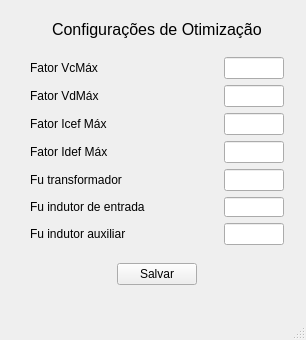
Cbonief/GPCO, file GUI/configOptimizerWindow.ui: the form before one commit.
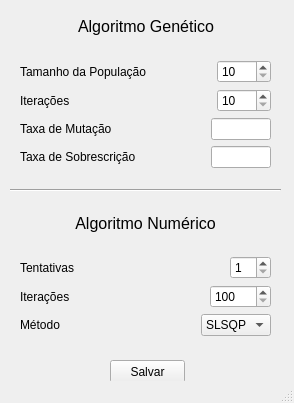
The form after the commit.

Diff of the .ui file:
```diff
--- a/GUI/configOptimizerWindow.ui
+++ b/GUI/configOptimizerWindow.ui
@@ -6,27 +6,228 @@
    <rect>
     <x>0</x>
     <y>0</y>
-    <width>306</width>
-    <height>340</height>
+    <width>294</width>
+    <height>403</height>
    </rect>
   </property>
   <property name="windowTitle">
    <string>MainWindow</string>
   </property>
   <widget class="QWidget" name="centralwidget">
-   <widget class="QWidget" name="layoutWidget">
+   <widget class="Line" name="line">
     <property name="geometry">
      <rect>
-      <x>30</x>
-      <y>20</y>
-      <width>254</width>
-      <height>265</height>
+      <x>10</x>
+      <y>180</y>
+      <width>271</width>
+      <height>20</height>
      </rect>
     </property>
-    <layout class="QVBoxLayout" name="verticalLayout">
+    <property name="orientation">
+     <enum>Qt::Horizontal</enum>
+    </property>
+   </widget>
+   <widget class="QPushButton" name="save_configurations_button">
+    <property name="geometry">
+     <rect>
+      <x>110</x>
+      <y>360</y>
+      <width>75</width>
+      <height>23</height>
+     </rect>
+    </property>
+    <property name="text">
+     <string>Salvar</string>
+    </property>
+   </widget>
+   <widget class="QWidget" name="">
+    <property name="geometry">
+     <rect>
+      <x>20</x>
+      <y>210</y>
+      <width>251</width>
+      <height>126</height>
+     </rect>
+    </property>
+    <layout class="QVBoxLayout" name="verticalLayout_2">
+     <item>
+      <layout class="QHBoxLayout" name="horizontalLayout_9">
+       <item>
+        <spacer name="horizontalSpacer_11">
+         <property name="orientation">
+          <enum>Qt::Horizontal</enum>
+         </property>
+         <property name="sizeHint" stdset="0">
+          <size>
+           <width>32</width>
+           <height>17</height>
+          </size>
+         </property>
+        </spacer>
+       </item>
+       <item>
+        <widget class="QLabel" name="label_2">
+         <property name="text">
+          <string>&lt;html&gt;&lt;head/&gt;&lt;body&gt;&lt;p align=&quot;center&quot;&gt;&lt;span style=&quot; font-size:12pt;&quot;&gt;Algoritmo Numérico&lt;/span&gt;&lt;/p&gt;&lt;/body&gt;&lt;/html&gt;</string>
+         </property>
+        </widget>
+       </item>
+       <item>
+        <spacer name="horizontalSpacer_10">
+         <property name="orientation">
+          <enum>Qt::Horizontal</enum>
+         </property>
+         <property name="sizeHint" stdset="0">
+          <size>
+           <width>32</width>
+           <height>17</height>
+          </size>
+         </property>
+        </spacer>
+       </item>
+      </layout>
+     </item>
+     <item>
+      <spacer name="verticalSpacer_2">
+       <property name="orientation">
+        <enum>Qt::Vertical</enum>
+       </property>
+       <property name="sizeType">
+        <enum>QSizePolicy::Fixed</enum>
+       </property>
+       <property name="sizeHint" stdset="0">
+        <size>
+         <width>249</width>
+         <height>13</height>
+        </size>
+       </property>
+      </spacer>
+     </item>
      <item>
       <layout class="QHBoxLayout" name="horizontalLayout_8">
        <item>
+        <widget class="QLabel" name="label_DeltaVo">
+         <property name="text">
+          <string>Tentativas</string>
+         </property>
+        </widget>
+       </item>
+       <item>
+        <spacer name="horizontalSpacer_7">
+         <property name="orientation">
+          <enum>Qt::Horizontal</enum>
+         </property>
+         <property name="sizeHint" stdset="0">
+          <size>
+           <width>40</width>
+           <height>20</height>
+          </size>
+         </property>
+        </spacer>
+       </item>
+       <item>
+        <widget class="QSpinBox" name="input_tries">
+         <property name="minimum">
+          <number>1</number>
+         </property>
+         <property name="maximum">
+          <number>10</number>
+         </property>
+        </widget>
+       </item>
+      </layout>
+     </item>
+     <item>
+      <layout class="QHBoxLayout" name="horizontalLayout_6">
+       <item>
+        <widget class="QLabel" name="label_JMax">
+         <property name="text">
+          <string>Iterações</string>
+         </property>
+        </widget>
+       </item>
+       <item>
+        <spacer name="horizontalSpacer_8">
+         <property name="orientation">
+          <enum>Qt::Horizontal</enum>
+         </property>
+         <property name="sizeHint" stdset="0">
+          <size>
+           <width>40</width>
+           <height>20</height>
+          </size>
+         </property>
+        </spacer>
+       </item>
+       <item>
+        <widget class="QSpinBox" name="input_iterations">
+         <property name="minimum">
+          <number>100</number>
+         </property>
+         <property name="maximum">
+          <number>10000</number>
+         </property>
+         <property name="singleStep">
+          <number>100</number>
+         </property>
+        </widget>
+       </item>
+      </layout>
+     </item>
+     <item>
+      <layout class="QHBoxLayout" name="horizontalLayout_7">
+       <item>
+        <widget class="QLabel" name="label_DeltaVo_2">
+         <property name="text">
+          <string>Método</string>
+         </property>
+        </widget>
+       </item>
+       <item>
+        <spacer name="horizontalSpacer_9">
+         <property name="orientation">
+          <enum>Qt::Horizontal</enum>
+         </property>
+         <property name="sizeHint" stdset="0">
+          <size>
+           <width>40</width>
+           <height>20</height>
+          </size>
+         </property>
+        </spacer>
+       </item>
+       <item>
+        <widget class="QComboBox" name="method_selector">
+         <property name="sizePolicy">
+          <sizepolicy hsizetype="Fixed" vsizetype="Fixed">
+           <horstretch>0</horstretch>
+           <verstretch>0</verstretch>
+          </sizepolicy>
+         </property>
+         <item>
+          <property name="text">
+           <string>SLSQP</string>
+          </property>
+         </item>
+        </widget>
+       </item>
+      </layout>
+     </item>
+    </layout>
+   </widget>
+   <widget class="QWidget" name="">
+    <property name="geometry">
+     <rect>
+      <x>20</x>
+      <y>13</y>
+      <width>251</width>
+      <height>155</height>
+     </rect>
+    </property>
+    <layout class="QVBoxLayout" name="verticalLayout">
+     <item>
+      <layout class="QHBoxLayout" name="horizontalLayout">
+       <item>
         <spacer name="horizontalSpacer">
          <property name="orientation">
           <enum>Qt::Horizontal</enum>
@@ -42,7 +243,7 @@
        <item>
         <widget class="QLabel" name="label">
          <property name="text">
-          <string>&lt;html&gt;&lt;head/&gt;&lt;body&gt;&lt;p&gt;&lt;span style=&quot; font-size:12pt;&quot;&gt;Configurações de Otimização&lt;/span&gt;&lt;/p&gt;&lt;/body&gt;&lt;/html&gt;</string>
+          <string>&lt;html&gt;&lt;head/&gt;&lt;body&gt;&lt;p align=&quot;center&quot;&gt;&lt;span style=&quot; font-size:12pt;&quot;&gt;Algoritmo Genético&lt;/span&gt;&lt;/p&gt;&lt;/body&gt;&lt;/html&gt;</string>
          </property>
         </widget>
        </item>
@@ -66,20 +267,23 @@
        <property name="orientation">
         <enum>Qt::Vertical</enum>
        </property>
+       <property name="sizeType">
+        <enum>QSizePolicy::Fixed</enum>
+       </property>
        <property name="sizeHint" stdset="0">
         <size>
-         <width>20</width>
-         <height>40</height>
+         <width>249</width>
+         <height>13</height>
         </size>
        </property>
       </spacer>
      </item>
      <item>
-      <layout class="QHBoxLayout" name="horizontalLayout">
+      <layout class="QHBoxLayout" name="horizontalLayout_2">
        <item>
         <widget class="QLabel" name="label_Vin">
          <property name="text">
-          <string>Fator VcMáx</string>
+          <string>Tamanho da População</string>
          </property>
         </widget>
        </item>
@@ -97,23 +301,75 @@
         </spacer>
        </item>
        <item>
-        <widget class="QLineEdit" name="input_fvcmax">
-         <property name="maximumSize">
+        <widget class="QSpinBox" name="input_pop_size">
+         <property name="minimum">
+          <number>10</number>
+         </property>
+         <property name="maximum">
+          <number>1000</number>
+         </property>
+         <property name="singleStep">
+          <number>10</number>
+         </property>
+         <property name="stepType">
+          <enum>QAbstractSpinBox::AdaptiveDecimalStepType</enum>
+         </property>
+        </widget>
+       </item>
+      </layout>
+     </item>
+     <item>
+      <layout class="QHBoxLayout" name="horizontalLayout_5">
+       <item>
+        <widget class="QLabel" name="label_DeltaIin">
+         <property name="text">
+          <string>Iterações</string>
+         </property>
+        </widget>
+       </item>
+       <item>
+        <spacer name="horizontalSpacer_6">
+         <property name="orientation">
+          <enum>Qt::Horizontal</enum>
+         </property>
+         <property name="sizeHint" stdset="0">
           <size>
-           <width>60</width>
-           <height>16777215</height>
+           <width>40</width>
+           <height>20</height>
           </size>
          </property>
+        </spacer>
+       </item>
+       <item>
+        <widget class="QSpinBox" name="input_epochs">
+         <property name="minimum">
+          <number>10</number>
+         </property>
+         <property name="maximum">
+          <number>1000</number>
+         </property>
+         <property name="singleStep">
+          <number>10</number>
+         </property>
+         <property name="stepType">
+          <enum>QAbstractSpinBox::DefaultStepType</enum>
+         </property>
+         <property name="value">
+          <number>10</number>
+         </property>
+         <property name="displayIntegerBase">
+          <number>10</number>
+         </property>
         </widget>
        </item>
       </layout>
      </item>
      <item>
-      <layout class="QHBoxLayout" name="horizontalLayout_2">
+      <layout class="QHBoxLayout" name="horizontalLayout_3">
        <item>
         <widget class="QLabel" name="label_Vo">
          <property name="text">
-          <string>Fator VdMáx</string>
+          <string>Taxa de Mutação</string>
          </property>
         </widget>
        </item>
@@ -131,7 +387,19 @@
         </spacer>
        </item>
        <item>
-        <widget class="QLineEdit" name="input_fdmax">
+        <widget class="QLineEdit" name="input_mutation_rate">
+         <property name="sizePolicy">
+          <sizepolicy hsizetype="Minimum" vsizetype="Fixed">
+           <horstretch>0</horstretch>
+           <verstretch>0</verstretch>
+          </sizepolicy>
+         </property>
+         <property name="minimumSize">
+          <size>
+           <width>0</width>
+           <height>0</height>
+          </size>
+         </property>
          <property name="maximumSize">
           <size>
            <width>60</width>
@@ -143,11 +411,11 @@
       </layout>
      </item>
      <item>
-      <layout class="QHBoxLayout" name="horizontalLayout_3">
+      <layout class="QHBoxLayout" name="horizontalLayout_4">
        <item>
         <widget class="QLabel" name="label_Vo_2">
          <property name="text">
-          <string>Fator Icef Máx</string>
+          <string>Taxa de Sobrescrição</string>
          </property>
         </widget>
        </item>
@@ -165,155 +433,13 @@
         </spacer>
        </item>
        <item>
-        <widget class="QLineEdit" name="input_ficmax">
-         <property name="maximumSize">
-          <size>
-           <width>60</width>
-           <height>16777215</height>
-          </size>
-         </property>
-        </widget>
-       </item>
-      </layout>
-     </item>
-     <item>
-      <layout class="QHBoxLayout" name="horizontalLayout_4">
-       <item>
-        <widget class="QLabel" name="label_DeltaIin">
-         <property name="text">
-          <string>Fator Idef Máx</string>
-         </property>
-        </widget>
-       </item>
-       <item>
-        <spacer name="horizontalSpacer_6">
-         <property name="orientation">
-          <enum>Qt::Horizontal</enum>
-         </property>
-         <property name="sizeHint" stdset="0">
-          <size>
-           <width>40</width>
-           <height>20</height>
-          </size>
-         </property>
-        </spacer>
-       </item>
-       <item>
-        <widget class="QLineEdit" name="input_fidmax">
-         <property name="maximumSize">
-          <size>
-           <width>60</width>
-           <height>16777215</height>
-          </size>
-         </property>
-        </widget>
-       </item>
-      </layout>
-     </item>
-     <item>
-      <layout class="QHBoxLayout" name="horizontalLayout_5">
-       <item>
-        <widget class="QLabel" name="label_DeltaVo">
-         <property name="text">
-          <string>Fu transformador</string>
-         </property>
-        </widget>
-       </item>
-       <item>
-        <spacer name="horizontalSpacer_7">
-         <property name="orientation">
-          <enum>Qt::Horizontal</enum>
-         </property>
-         <property name="sizeHint" stdset="0">
-          <size>
-           <width>40</width>
-           <height>20</height>
-          </size>
-         </property>
-        </spacer>
-       </item>
-       <item>
-        <widget class="QLineEdit" name="input_futrafo">
-         <property name="maximumSize">
-          <size>
-           <width>60</width>
-           <height>16777215</height>
-          </size>
-         </property>
-        </widget>
-       </item>
-      </layout>
-     </item>
-     <item>
-      <layout class="QHBoxLayout" name="horizontalLayout_6">
-       <item>
-        <widget class="QLabel" name="label_JMax">
-         <property name="text">
-          <string>Fu indutor de entrada</string>
-         </property>
-        </widget>
-       </item>
-       <item>
-        <spacer name="horizontalSpacer_8">
-         <property name="orientation">
-          <enum>Qt::Horizontal</enum>
-         </property>
-         <property name="sizeHint" stdset="0">
-          <size>
-           <width>40</width>
-           <height>20</height>
-          </size>
-         </property>
-        </spacer>
-       </item>
-       <item>
-        <widget class="QLineEdit" name="input_fuLi">
+        <widget class="QLineEdit" name="input_overwrite_rate">
          <property name="sizePolicy">
           <sizepolicy hsizetype="Minimum" vsizetype="Fixed">
            <horstretch>0</horstretch>
            <verstretch>0</verstretch>
           </sizepolicy>
          </property>
-         <property name="minimumSize">
-          <size>
-           <width>20</width>
-           <height>20</height>
-          </size>
-         </property>
-         <property name="maximumSize">
-          <size>
-           <width>60</width>
-           <height>20</height>
-          </size>
-         </property>
-        </widget>
-       </item>
-      </layout>
-     </item>
-     <item>
-      <layout class="QHBoxLayout" name="horizontalLayout_7">
-       <item>
-        <widget class="QLabel" name="label_DeltaVo_2">
-         <property name="text">
-          <string>Fu indutor auxiliar</string>
-         </property>
-        </widget>
-       </item>
-       <item>
-        <spacer name="horizontalSpacer_9">
-         <property name="orientation">
-          <enum>Qt::Horizontal</enum>
-         </property>
-         <property name="sizeHint" stdset="0">
-          <size>
-           <width>40</width>
-           <height>20</height>
-          </size>
-         </property>
-        </spacer>
-       </item>
-       <item>
-        <widget class="QLineEdit" name="input_fuLk">
          <property name="maximumSize">
           <size>
            <width>60</width>
@@ -324,56 +450,6 @@
        </item>
       </layout>
      </item>
-     <item>
-      <spacer name="verticalSpacer_2">
-       <property name="orientation">
-        <enum>Qt::Vertical</enum>
-       </property>
-       <property name="sizeHint" stdset="0">
-        <size>
-         <width>20</width>
-         <height>40</height>
-        </size>
-       </property>
-      </spacer>
-     </item>
-     <item>
-      <layout class="QHBoxLayout" name="horizontalLayout_11">
-       <item>
-        <spacer name="horizontalSpacer_10">
-         <property name="orientation">
-          <enum>Qt::Horizontal</enum>
-         </property>
-         <property name="sizeHint" stdset="0">
-          <size>
-           <width>40</width>
-           <height>20</height>
-          </size>
-         </property>
-        </spacer>
-       </item>
-       <item>
-        <widget class="QPushButton" name="pushButton">
-         <property name="text">
-          <string>Salvar</string>
-         </property>
-        </widget>
-       </item>
-       <item>
-        <spacer name="horizontalSpacer_11">
-         <property name="orientation">
-          <enum>Qt::Horizontal</enum>
-         </property>
-         <property name="sizeHint" stdset="0">
-          <size>
-           <width>40</width>
-           <height>20</height>
-          </size>
-         </property>
-        </spacer>
-       </item>
-      </layout>
-     </item>
     </layout>
    </widget>
   </widget>
```
Left out of the diff: 14 changed lines with no effect on the pictures.
